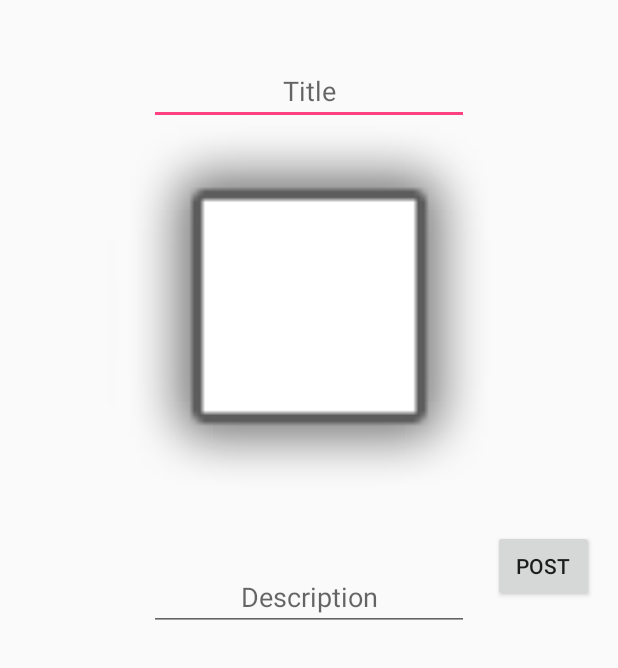
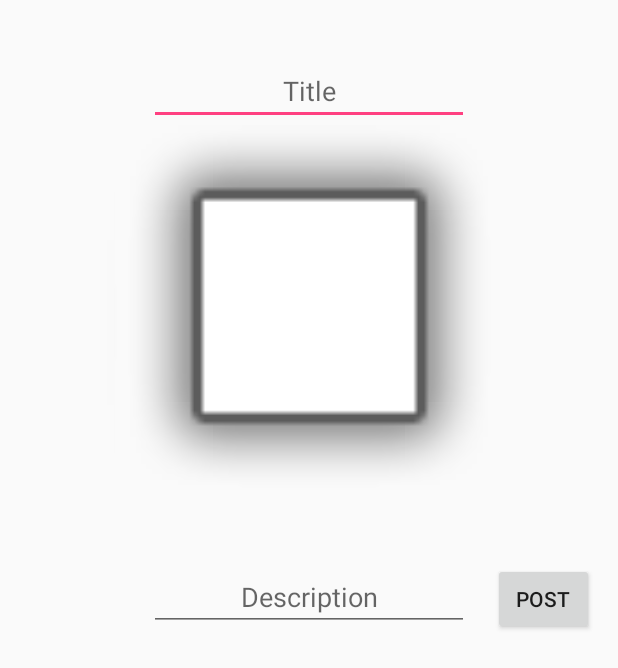
Before and after one commit to IoanCristianRadu/Imagery, an Android app: the NewPostActivity screen opened directly, with no data from a screen before it, on a phone screen of 412 x 824 dp. Shown: the top 668 px of the screen. Run offline under Robolectric (Android 15) with nearby library versions, the phone set to English and light mode, and no system bars.

Commit message:
Aligned buttons to the text

```diff
--- a/app/src/main/res/layout/activity_edit_journal_post.xml
+++ b/app/src/main/res/layout/activity_edit_journal_post.xml
@@ -55,6 +55,8 @@
             android:text="@string/Edit"
             android:layout_toRightOf="@id/editImageDescription"
             android:layout_below="@id/editImage"
-            android:layout_marginLeft="16dp"/>
+            android:layout_marginLeft="16dp"
+            android:layout_alignBaseline="@+id/editImageDescription"/>
+
     </RelativeLayout>
 </ScrollView>
--- a/app/src/main/res/layout/activity_new_post.xml
+++ b/app/src/main/res/layout/activity_new_post.xml
@@ -55,6 +55,7 @@
             android:text="@string/post"
             android:layout_toRightOf="@id/ET_description"
             android:layout_below="@id/stampImage"
-            android:layout_marginLeft="16dp"/>
+            android:layout_marginLeft="16dp"
+            android:layout_alignBaseline="@+id/ET_description"/>
     </RelativeLayout>
 </ScrollView>
```
